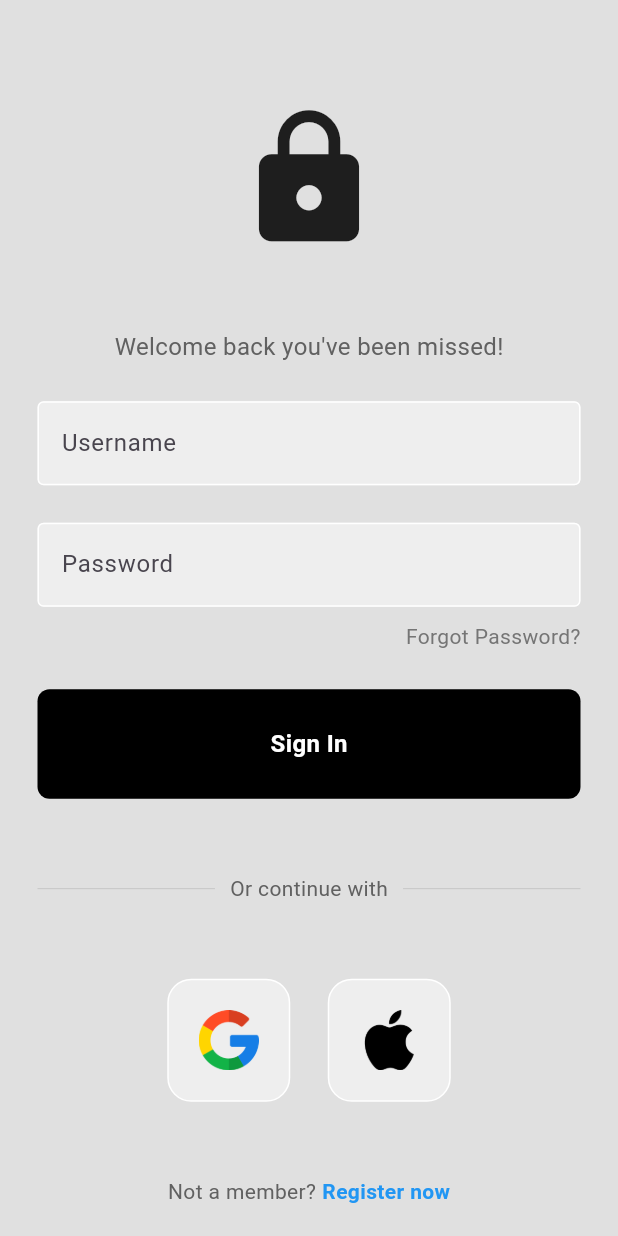
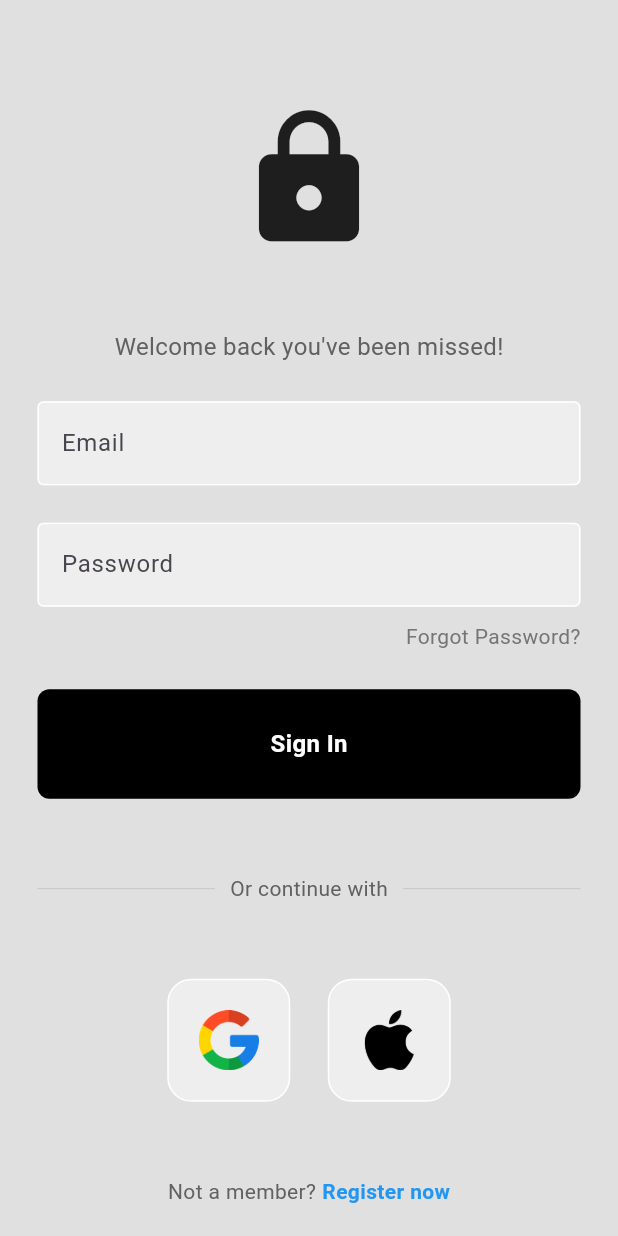
Before and after one commit to Mohammedsajadvt/Firebase-Auth-Modern-UI, a Flutter app: the screen it shows after launch, after a tap on "Sign In", on a phone screen of 412 x 824 dp. Run offline on Flutter 3.47's test engine with Material 3 defaults, Android fonts, the phone set to English and light mode, and no system bars; our stand-ins replace firebase_auth, firebase_core; accounts and stored records are empty; network calls fail.

Commit message:
"Started Firebase"

```diff
--- a/lib/components/my_button.dart
+++ b/lib/components/my_button.dart
@@ -6,6 +6,6 @@ class MyButton extends StatelessWidget {
 
   @override
   Widget build(BuildContext context) {
-    return GestureDetector(onTap: (){},child: Container(padding: EdgeInsets.all(25),margin: EdgeInsets.symmetric(horizontal: 25),decoration: BoxDecoration(color: Colors.black,borderRadius: BorderRadius.circular(8)),child: const Center(child: Text('Sign In',style: TextStyle(color: Colors.white,fontWeight: FontWeight.bold,fontSize: 16),),),));
+    return GestureDetector(onTap: onTap,child: Container(padding: EdgeInsets.all(25),margin: EdgeInsets.symmetric(horizontal: 25),decoration: BoxDecoration(color: Colors.black,borderRadius: BorderRadius.circular(8)),child: const Center(child: Text('Sign In',style: TextStyle(color: Colors.white,fontWeight: FontWeight.bold,fontSize: 16),),),));
   }
 }
--- a/lib/main.dart
+++ b/lib/main.dart
@@ -1,7 +1,10 @@
+import 'package:firebase_core/firebase_core.dart';
 import 'package:flutter/material.dart';
-import 'package:login/pages/login_page.dart';
+import 'package:login/presentation/screens/login_page.dart';
 
-void main() {
+void main() async{
+  WidgetsFlutterBinding.ensureInitialized();
+  await Firebase.initializeApp();
   runApp(const MyApp());
 }
 
--- a/lib/pages/login_page.dart
+++ b/lib/presentation/screens/login_page.dart
@@ -1,3 +1,6 @@
+import 'dart:developer';
+
+import 'package:firebase_auth/firebase_auth.dart';
 import 'package:flutter/material.dart';
 import 'package:login/components/my_button.dart';
 import 'package:login/components/my_textfield.dart';
@@ -8,8 +11,17 @@ class LoginPage extends StatelessWidget {
 
   final usernameController = TextEditingController();
   final passwordController = TextEditingController();
+  final FirebaseAuth  _firebaseAuth = FirebaseAuth.instance;
 
-  void signUserIn() {}
+  void signUserIn()async {
+   try{
+    UserCredential userCredential = await _firebaseAuth.signInWithEmailAndPassword(email: usernameController.text, password: passwordController.text);
+    log('Login Success');
+   }catch(e){
+    log('$e Login Failed');
+
+   }
+  }
 
   @override
   Widget build(BuildContext context) {
@@ -39,7 +51,7 @@ class LoginPage extends StatelessWidget {
                 ),
                 MyTextfield(
                   controller: usernameController,
-                  hintText: 'Username',
+                  hintText: 'Email',
                   obsecureText: false,
                 ),
                 const SizedBox(
@@ -97,9 +109,9 @@ class LoginPage extends StatelessWidget {
                 ),
                 const SizedBox(height: 50,),
                 const Row(mainAxisAlignment: MainAxisAlignment.center,children: [
-                  SquareTitle(imagePath: "lib/images/google.png"),
+                  SquareTitle(imagePath: "images/google.png"),
                   SizedBox(width: 25,),
-                  SquareTitle(imagePath: "lib/images/apple.png"),
+                  SquareTitle(imagePath: "images/apple.png"),
                 ],),
                 const SizedBox(height: 50,),
                  Row(
--- a/pubspec.yaml
+++ b/pubspec.yaml
@@ -35,6 +35,9 @@ dependencies:
   # The following adds the Cupertino Icons font to your application.
   # Use with the CupertinoIcons class for iOS style icons.
   cupertino_icons: ^1.0.6
+  firebase_core: ^3.1.0
+  firebase_auth: ^5.1.0
+  cloud_firestore: ^5.0.1
 
 dev_dependencies:
   flutter_test:
@@ -60,7 +63,7 @@ flutter:
 
   # To add assets to your application, add an assets section, like this:
   assets:
-    - lib/images/
+    - images/
   #   - images/a_dot_ham.jpeg
 
   # An image asset can refer to one or more resolution-specific "variants", see
```
Also changed, not shown: firebase.json (added), images/apple.png (renamed from lib/images/apple.png), images/google.png (renamed from lib/images/google.png), lib/firebase_options.dart (added), pubspec.lock, 6 other files.
